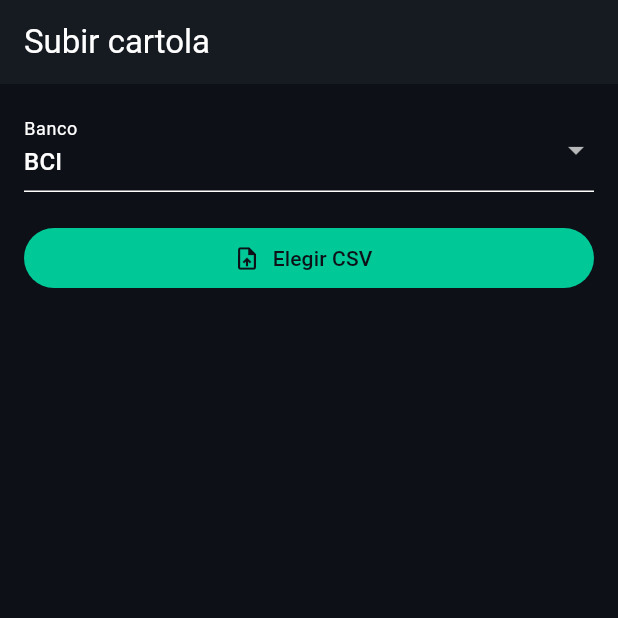
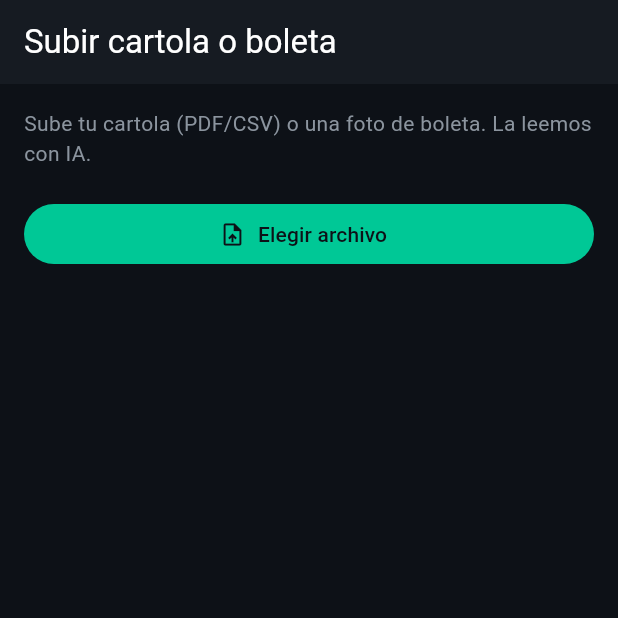
Before and after one commit to 304bxnjvv/preguntale-tu-plata, a Flutter app: the UploadScreen screen opened by its route, on a phone screen of 412 x 824 dp, the top half of it. Run offline on Flutter 3.47's test engine with Material 3 defaults, Android fonts, the light colour scheme and no system bars; our stand-ins replace file_picker, fl_chart, flutter_riverpod, go_router, supabase_flutter; accounts and stored records are empty; network calls fail.

Commit message:
feat(frontend): subir PDF/CSV/imagen al endpoint universal (sin elegir banco)

```diff
--- a/frontend/lib/screens/upload_screen.dart
+++ b/frontend/lib/screens/upload_screen.dart
@@ -11,23 +11,30 @@
 }
 
 class _UploadScreenState extends ConsumerState<UploadScreen> {
-  String _banco = 'bci';
   bool _cargando = false;
   String? _msg;
 
   Future<void> _subir() async {
     final res = await FilePicker.platform.pickFiles(
-      type: FileType.custom, allowedExtensions: ['csv'], withData: true);
+      type: FileType.custom,
+      allowedExtensions: const ['pdf', 'csv', 'jpg', 'jpeg', 'png'],
+      withData: true,
+    );
     if (res == null || res.files.single.bytes == null) return;
-    setState(() { _cargando = true; _msg = null; });
+    setState(() {
+      _cargando = true;
+      _msg = null;
+    });
     try {
-      final r = await ref.read(apiProvider).uploadCsv(
-          res.files.single.bytes!, res.files.single.name, _banco);
+      final r = await ref.read(apiProvider).uploadFile(
+            res.files.single.bytes!, res.files.single.name);
       ref.invalidate(summaryProvider);
       ref.invalidate(transactionsProvider);
       setState(() => _msg = '${r.count} transacciones cargadas');
     } on ApiException catch (e) {
-      setState(() => _msg = e.message);
+      setState(() => _msg = e.statusCode == 429
+          ? 'Llegaste al límite de subidas del mes'
+          : e.message);
     } finally {
       if (mounted) setState(() => _cargando = false);
     }
@@ -36,27 +43,19 @@
   @override
   Widget build(BuildContext context) {
     return Scaffold(
-      appBar: AppBar(title: const Text('Subir cartola')),
+      appBar: AppBar(title: const Text('Subir cartola o boleta')),
       body: Padding(
         padding: const EdgeInsets.all(16),
         child: Column(
           crossAxisAlignment: CrossAxisAlignment.stretch,
           children: [
-            DropdownButtonFormField<String>(
-              value: _banco,
-              decoration: const InputDecoration(labelText: 'Banco'),
-              items: const [
-                DropdownMenuItem(value: 'bci', child: Text('BCI')),
-                DropdownMenuItem(value: 'santander', child: Text('Santander')),
-                DropdownMenuItem(value: 'bancoestado', child: Text('BancoEstado')),
-              ],
-              onChanged: (v) => setState(() => _banco = v ?? 'bci'),
-            ),
+            const Text('Sube tu cartola (PDF/CSV) o una foto de boleta. La leemos con IA.',
+                style: TextStyle(color: Color(0xFF8B949E))),
             const SizedBox(height: 20),
             FilledButton.icon(
               onPressed: _cargando ? null : _subir,
               icon: const Icon(Icons.upload_file),
-              label: Text(_cargando ? 'Subiendo...' : 'Elegir CSV'),
+              label: Text(_cargando ? 'Procesando...' : 'Elegir archivo'),
             ),
             if (_msg != null) ...[
               const SizedBox(height: 16),
--- a/frontend/lib/services/api_service.dart
+++ b/frontend/lib/services/api_service.dart
@@ -67,10 +67,10 @@
     throw ApiException('No se pudo procesar la pregunta', res.statusCode);
   }
 
-  Future<UploadResult> uploadCsv(Uint8List bytes, String filename, String banco) async {
+  Future<UploadResult> uploadFile(Uint8List bytes, String filename) async {
     final req = http.MultipartRequest(
       'POST',
-      Uri.parse('$baseUrl/transactions/upload-csv?banco=$banco'),
+      Uri.parse('$baseUrl/transactions/upload'),
     );
     req.headers.addAll(_headers());
     req.files.add(http.MultipartFile.fromBytes('file', bytes, filename: filename));
```
Also changed, not shown: 1 other file.
